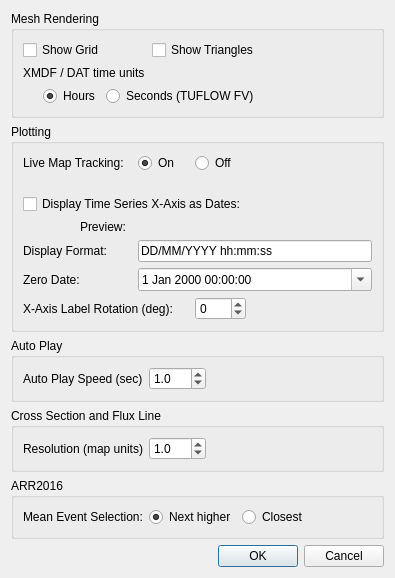
The window that tuflow/forms/ui_tuflowqgis_TuOptionsDialog.ui (TUFLOW-Support/QGIS-TUFLOW-Plugin) describes before a commit, drawn with Qt 5.
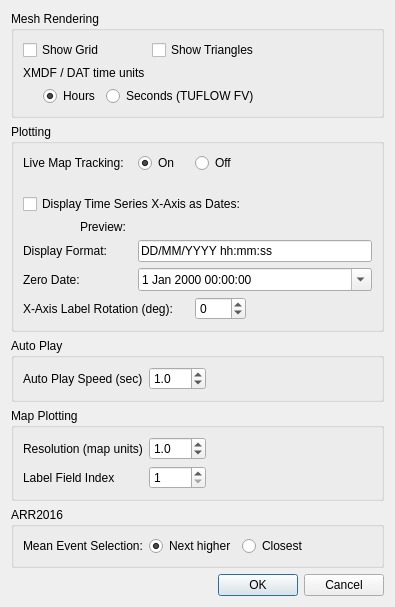
The same window after the commit.

What changed in the file:
```diff
--- a/tuflow/forms/ui_tuflowqgis_TuOptionsDialog.ui
+++ b/tuflow/forms/ui_tuflowqgis_TuOptionsDialog.ui
@@ -7,7 +7,7 @@
     <x>0</x>
     <y>0</y>
     <width>363</width>
-    <height>515</height>
+    <height>550</height>
    </rect>
   </property>
   <property name="windowTitle">
@@ -301,29 +301,16 @@
    <item>
     <widget class="QGroupBox" name="groupBox_4">
      <property name="title">
-      <string>Cross Section and Flux Line</string>
+      <string>Map Plotting</string>
      </property>
      <layout class="QGridLayout" name="gridLayout_4">
-      <item row="0" column="1">
-       <widget class="QDoubleSpinBox" name="sbResolution">
-        <property name="decimals">
-         <number>1</number>
-        </property>
-        <property name="minimum">
-         <double>0.100000000000000</double>
-        </property>
-        <property name="value">
-         <double>1.000000000000000</double>
-        </property>
-       </widget>
-      </item>
       <item row="0" column="0">
        <widget class="QLabel" name="label_4">
         <property name="text">
          <string>Resolution (map units)</string>
         </property>
         <property name="alignment">
-         <set>Qt::AlignRight|Qt::AlignTrailing|Qt::AlignVCenter</set>
+         <set>Qt::AlignLeading|Qt::AlignLeft|Qt::AlignVCenter</set>
         </property>
        </widget>
       </item>
@@ -340,6 +327,39 @@
         </property>
        </spacer>
       </item>
+      <item row="0" column="1">
+       <widget class="QDoubleSpinBox" name="sbResolution">
+        <property name="decimals">
+         <number>1</number>
+        </property>
+        <property name="minimum">
+         <double>0.100000000000000</double>
+        </property>
+        <property name="value">
+         <double>1.000000000000000</double>
+        </property>
+       </widget>
+      </item>
+      <item row="1" column="0">
+       <widget class="QLabel" name="label_10">
+        <property name="text">
+         <string>Label Field Index</string>
+        </property>
+       </widget>
+      </item>
+      <item row="1" column="1">
+       <widget class="QSpinBox" name="sbLabelFieldIndex">
+        <property name="minimum">
+         <number>1</number>
+        </property>
+        <property name="maximum">
+         <number>999</number>
+        </property>
+        <property name="value">
+         <number>1</number>
+        </property>
+       </widget>
+      </item>
      </layout>
     </widget>
    </item>
```
Left out of the diff: 2 changed lines with no effect on the pictures.
